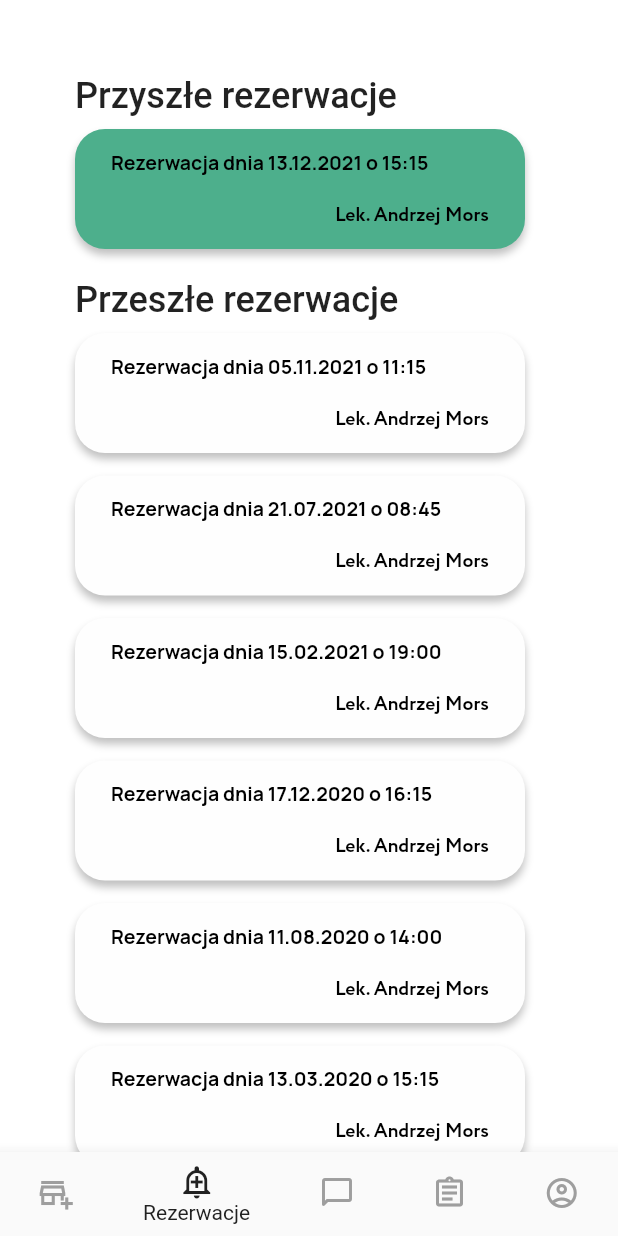
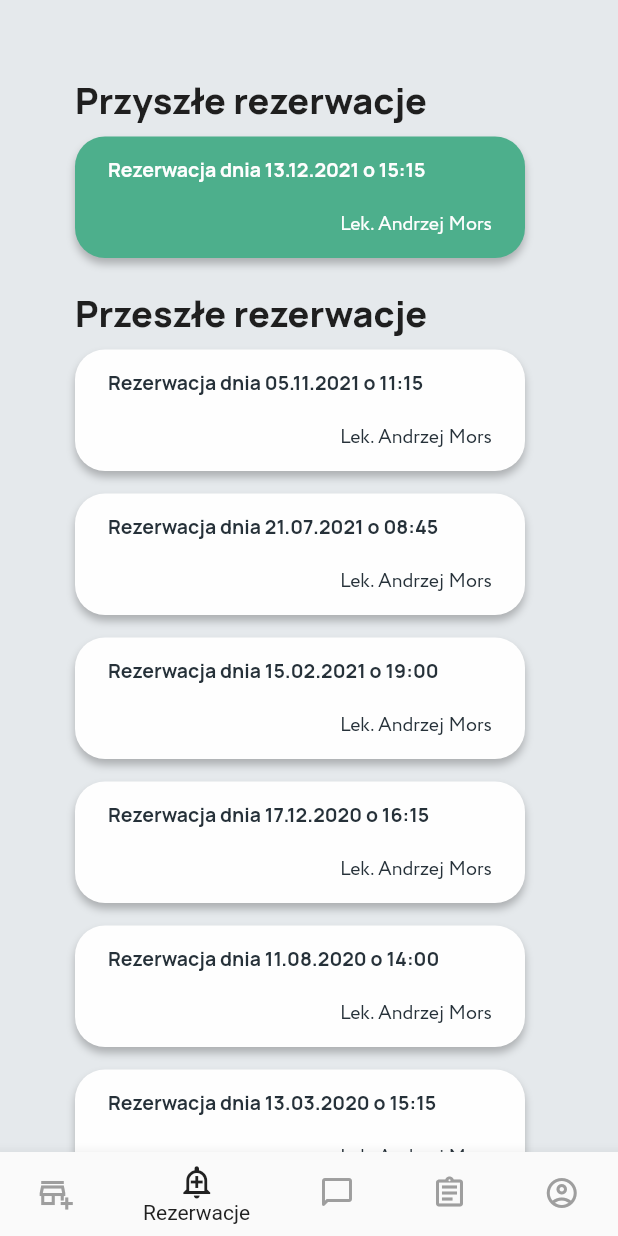
Before and after one commit to julitarasenko/admin_app, a Flutter app: the HomeScreen screen opened by its route, item 2 of the bottom bar chosen, on a phone screen of 412 x 824 dp. Run offline on Flutter 3.47's test engine with Material 2 defaults, Android fonts, the phone set to English and light mode, and no system bars; our stand-ins replace form_validator, logger.

Commit message:
Login Signup Reservation Redesign (#6)
* Creation of reservation widgets and button and changes in fonts

* Code review notes resolved

* Changing the design and adding a widget sick leave

```diff
--- a/lib/features/home/home_screen.dart
+++ b/lib/features/home/home_screen.dart
@@ -1,4 +1,5 @@
 import 'package:admin_app/features/reservation/reservations_screen.dart';
+import 'package:admin_app/features/sick_leave/screens/sick_leave_screen.dart';
 import 'package:flutter/material.dart';
 
 class HomeScreen extends StatefulWidget {
@@ -18,13 +19,7 @@ class _HomeScreenState extends State<HomeScreen> {
       ),
     ),
     ReservationScreen(),
-    Text(
-      'Index 2: Czat',
-      style: TextStyle(
-        fontSize: 30,
-        fontWeight: FontWeight.bold,
-      ),
-    ),
+    SickLeaveScreen(),
     Text(
       'Index 3: Karta zdrowia',
       style: TextStyle(
--- /dev/null
+++ b/lib/features/reservation/reservation_card.dart
@@ -0,0 +1,74 @@
+import 'package:flutter/material.dart';
+
+class ReservationCard extends StatelessWidget {
+  final String reservation;
+  final String doctor;
+  final bool isPastReservation;
+
+  ReservationCard({
+    required this.reservation,
+    required this.doctor,
+    this.isPastReservation = true,
+  });
+
+  @override
+  Widget build(BuildContext context) {
+    return Container(
+      constraints: BoxConstraints(
+        maxWidth: 300,
+        maxHeight: 85,
+      ),
+      padding: EdgeInsets.symmetric(
+        vertical: 13,
+        horizontal: 22,
+      ),
+      decoration: BoxDecoration(
+        borderRadius: BorderRadius.circular(20),
+        boxShadow: [
+          BoxShadow(
+            color: Color(0x3f000000),
+            blurRadius: 4,
+            offset: Offset(0, 4),
+          ),
+        ],
+        color: isPastReservation ? Color(0xFFFEFEFE) : Color(0xFF4DAF8C),
+      ),
+      child: Container(
+        child: Column(
+          mainAxisSize: MainAxisSize.min,
+          children: [
+            Align(
+              alignment: Alignment.topLeft,
+              child: Text(
+                reservation,
+                style: TextStyle(
+                  color:
+                      isPastReservation ? Color(0xFF263139) : Color(0xFFFEFEFE),
+                  fontSize: 13,
+                  fontFamily: 'Manrope',
+                  fontWeight: FontWeight.w700,
+                ),
+              ),
+            ),
+            SizedBox(
+              height: 18,
+            ),
+            Align(
+              alignment: Alignment.bottomRight,
+              child: Text(
+                doctor,
+                style: TextStyle(
+                  color:
+                      isPastReservation ? Color(0xFF263139) : Color(0xFFFEFEFE),
+                  fontSize: 13,
+                  fontFamily: 'Circe',
+                  fontWeight: FontWeight.w500,
+                ),
+              ),
+            ),
+          ],
+        ),
+      ),
+    );
+  }
+}
--- a/lib/features/reservation/reservation_table.dart
+++ /dev/null
@@ -1,82 +0,0 @@
-import 'package:flutter/material.dart';
-
-class ReservationTable extends StatelessWidget {
-  final String reservation;
-  final String doctor;
-  final Color color;
-
-  ReservationTable({
-    required this.reservation,
-    required this.doctor,
-    required this.color,
-  });
-
-  @override
-  Widget build(BuildContext context) {
-    return Container(
-      width: 300,
-      height: 80,
-      child: Row(
-        mainAxisSize: MainAxisSize.min,
-        mainAxisAlignment: MainAxisAlignment.center,
-        crossAxisAlignment: CrossAxisAlignment.center,
-        children: [
-          Container(
-            width: 300,
-            height: 80,
-            decoration: BoxDecoration(
-              borderRadius: BorderRadius.circular(20),
-              boxShadow: [
-                BoxShadow(
-                  color: Color(0x3f000000),
-                  blurRadius: 4,
-                  offset: Offset(0, 4),
-                ),
-              ],
-              color: color,
-            ),
-            child: Row(
-              mainAxisSize: MainAxisSize.min,
-              mainAxisAlignment: MainAxisAlignment.center,
-              crossAxisAlignment: CrossAxisAlignment.center,
-              children: [
-                Container(
-                  width: 252,
-                  height: 54,
-                  child: Stack(
-                    children: [
-                      Positioned(
-                        child: Text(
-                          reservation,
-                          style: TextStyle(
-                            color: Colors.black,
-                            fontSize: 13,
-                            fontFamily: 'Manrope',
-                            fontWeight: FontWeight.w700,
-                          ),
-                        ),
-                      ),
-                      Positioned.fill(
-                        child: Align(
-                          alignment: Alignment.bottomRight,
-                          child: Text(
-                            doctor,
-                            style: TextStyle(
-                              color: Colors.black,
-                              fontSize: 13,
-                              fontFamily: 'Circe',
-                            ),
-                          ),
-                        ),
-                      ),
-                    ],
-                  ),
-                ),
-              ],
-            ),
-          ),
-        ],
-      ),
-    );
-  }
-}
--- a/lib/features/reservation/reservations_screen.dart
+++ b/lib/features/reservation/reservations_screen.dart
@@ -1,4 +1,4 @@
-import 'package:admin_app/features/reservation/reservation_table.dart';
+import 'package:admin_app/features/reservation/reservation_card.dart';
 import 'package:flutter/material.dart';
 
 class ReservationScreen extends StatefulWidget {
@@ -24,15 +24,15 @@ class _ReservationScreenState extends State<ReservationScreen> {
                 'Przyszłe rezerwacje',
                 style: TextStyle(
                   fontSize: 24.0,
-                  fontFamily: 'Roboto',
-                  fontWeight: FontWeight.w500,
+                  fontFamily: 'Manrope',
+                  fontWeight: FontWeight.w800,
                 ),
               ),
             ),
-            ReservationTable(
+            ReservationCard(
               reservation: 'Rezerwacja dnia 13.12.2021 o 15:15',
               doctor: 'Lek. Andrzej Mors',
-              color: Color(0xff4daf8c),
+              isPastReservation: false,
             ),
             SizedBox(height: 20),
             Container(
@@ -41,45 +41,39 @@ class _ReservationScreenState extends State<ReservationScreen> {
                 'Przeszłe rezerwacje',
                 style: TextStyle(
                   fontSize: 24.0,
-                  fontFamily: 'Roboto',
-                  fontWeight: FontWeight.w500,
+                  fontFamily: 'Manrope',
+                  fontWeight: FontWeight.w800,
                 ),
               ),
             ),
-            ReservationTable(
+            ReservationCard(
               reservation: 'Rezerwacja dnia 05.11.2021 o 11:15',
               doctor: 'Lek. Andrzej Mors',
-              color: Color(0xfffefefe),
             ),
             SizedBox(height: 15),
-            ReservationTable(
+            ReservationCard(
               reservation: 'Rezerwacja dnia 21.07.2021 o 08:45',
               doctor: 'Lek. Andrzej Mors',
-              color: Color(0xfffefefe),
             ),
             SizedBox(height: 15),
-            ReservationTable(
+            ReservationCard(
               reservation: 'Rezerwacja dnia 15.02.2021 o 19:00',
               doctor: 'Lek. Andrzej Mors',
-              color: Color(0xfffefefe),
             ),
             SizedBox(height: 15),
-            ReservationTable(
+            ReservationCard(
               reservation: 'Rezerwacja dnia 17.12.2020 o 16:15',
               doctor: 'Lek. Andrzej Mors',
-              color: Color(0xfffefefe),
             ),
             SizedBox(height: 15),
-            ReservationTable(
+            ReservationCard(
               reservation: 'Rezerwacja dnia 11.08.2020 o 14:00',
               doctor: 'Lek. Andrzej Mors',
-              color: Color(0xfffefefe),
             ),
             SizedBox(height: 15),
-            ReservationTable(
+            ReservationCard(
               reservation: 'Rezerwacja dnia 13.03.2020 o 15:15',
               doctor: 'Lek. Andrzej Mors',
-              color: Color(0xfffefefe),
             ),
           ],
         ),
--- a/lib/main.dart
+++ b/lib/main.dart
@@ -15,8 +15,7 @@ class MyApp extends StatelessWidget {
     return MaterialApp(
       title: 'Flutter Demo',
       theme: ThemeData(
-        primarySwatch: Colors.blue,
-        scaffoldBackgroundColor: Color(0xE5E9EC),
+        scaffoldBackgroundColor: Color(0xFFE5E9EC),
       ),
       home: StartScreen(),
       routes: {
```
Also changed, not shown: lib/features/login/screens/login_screen.dart (+17 -64 lines), lib/features/login/screens/signup_screen.dart (+18 -50 lines), lib/features/login/widgets/user_data_sign_text_field.dart (+6 -5 lines), lib/features/sick_leave/screens/sick_leave_screen.dart (added, +12 -0 lines), lib/features/sick_leave/widgets/sick_leave_card.dart (added, +85 -0 lines), lib/features/start_screen.dart (+34 -24 lines), lib/widgets/button_widget.dart (added, +44 -0 lines), pubspec.yaml (+8 -1 lines), assets/fonts/Circe.otf (deleted), assets/fonts/circe-bold.ttf (added), assets/fonts/circe-extrabold.ttf (added), assets/fonts/circe-extralight.ttf (added), assets/fonts/circe-light.ttf (added), assets/fonts/circe-thin.ttf (added), 1 more files.
